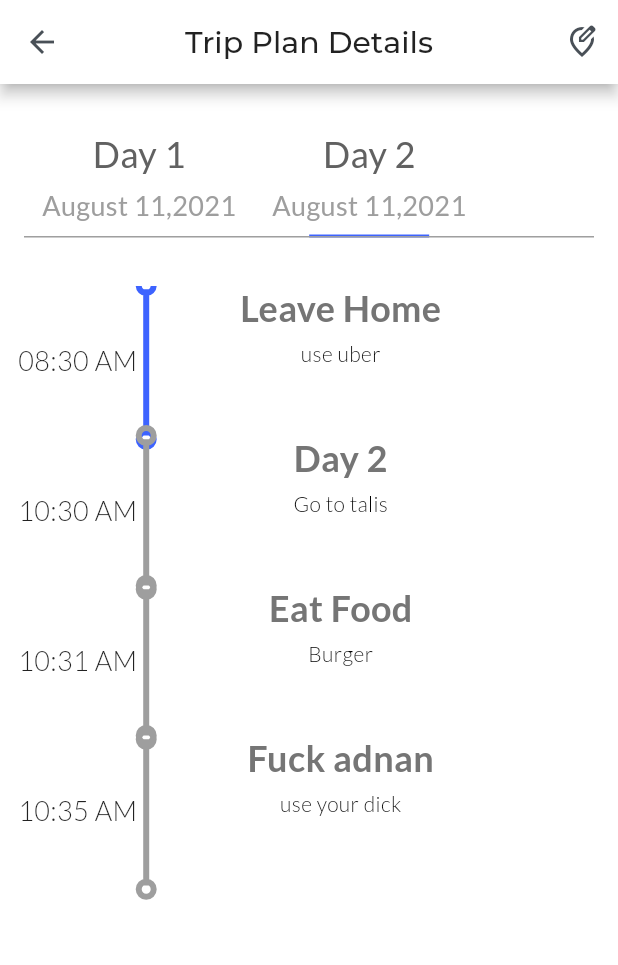
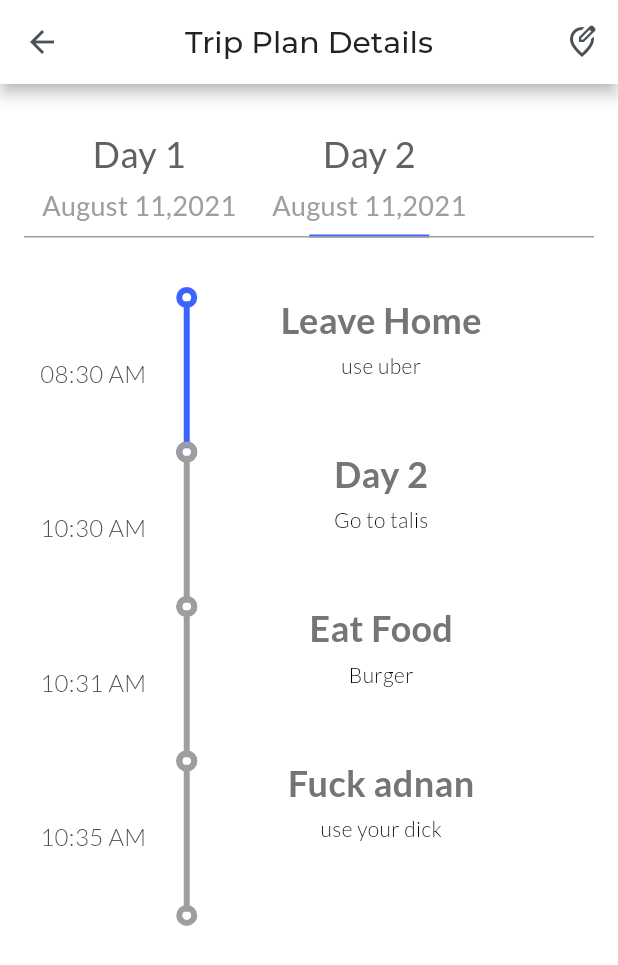
Before and after one commit to Nitro963/TripPal, a Flutter app: the TripPlan screen opened directly, swiped to page 2, on a phone screen of 412 x 824 dp. Shown: the top 965 px of the screen. Run offline on Flutter 3.47's test engine with Material 2 defaults, Android fonts, the phone set to English and light mode, and no system bars; our stand-ins replace animated_text_kit, cached_network_image, charts_flutter, dio, fancy_shimmer_image, flutter_slidable and 14 more; missing offline and left inert: overflow_view; accounts and stored records are empty; project files that could hold a hidden picture were left out.

Commit message:
Modify Trip planning screen

```diff
--- a/lib/screens/planing/trip/trip.dart
+++ b/lib/screens/planing/trip/trip.dart
@@ -1,28 +1,16 @@
-// TODO either migrate the library to null safety or use other solutions
-// import 'package:auto_size_text/auto_size_text.dart';
 import 'package:flutter/material.dart';
 import 'package:get/get.dart';
 import 'package:intl/intl.dart' as intl;
-import 'package:cron/cron.dart';
+import 'package:trip_pal_null_safe/controllers/trip_planning_controller.dart';
 import 'package:trip_pal_null_safe/models/activities.dart';
 import 'package:trip_pal_null_safe/utilities/size_config.dart';
 import '../../../dummy_data.dart';
 import 'trip_plan_pages_indecators.dart';
 
-// TODO never make an observable datetime. Convert to GetView and user the same logic in HotelSearchPage
-class TripPlan extends StatelessWidget {
-  final RxInt selectedIndex = 0.obs;
-  final PageController controller = PageController();
-  final Rx<DateTime> time = DateTime.now().obs;
-
+class TripPlan extends GetView<TripPlanningController> {
   @override
   Widget build(BuildContext context) {
-    // What the hell is this?!
-    //Toggle Time Event for the date Every 5 minutes
-    final cron = Cron()
-      ..schedule(Schedule.parse('*/5 * * * *'), () async {
-        time.value = DateTime.now();
-      });
+    MySize.init(context);
     return Scaffold(
       appBar: AppBar(
         title: Text("Trip Plan Details"),
@@ -40,61 +28,45 @@ class TripPlan extends StatelessWidget {
           children: [
             Padding(
               padding: const EdgeInsets.fromLTRB(16, 32, 16, 32),
-              child: Obx(() => PagesIndicators(
-                    controller: controller,
-                    index: selectedIndex.value,
+              child: PagesIndicators(
+                index: controller.selectedIndex.value,
                 days: days,
-                  )),
+              ),
             ),
             SingleChildScrollView(
               child: SizedBox(
                   width: double.infinity,
                   height: 800,
-                child: Obx(
-                  () => PageView(
-                    controller: controller,
+                  child: PageView.builder(
+                      controller: controller.pageController,
                       physics: BouncingScrollPhysics(),
+                      itemCount: days.length,
                       onPageChanged: (index) {
-                      selectedIndex.value = index;
+                        controller.selectedIndex.value = index;
                       },
-                    children: [
-                      // WHY WHY WHY
-                      // Use Page builder :)
-                      ListView.builder(
-                          itemCount: days[selectedIndex.value].activates.length,
+                      itemBuilder: (context, pageIndex) {
+                        return ListView.builder(
+                            itemCount: days[pageIndex].activates.length,
                             itemBuilder: (context, index) {
                               return Padding(
                                 padding: index == 0
                                     ? const EdgeInsets.only(top: 8)
                                     : const EdgeInsets.only(top: 2.5),
                                 child: CustomStepper(
-                                  plan: days[selectedIndex.value]
+                                  plan: days[controller.selectedIndex.value]
                                       .activates[index],
-                                  lineColor: days[selectedIndex.value]
+                                  lineColor:
+                                      days[controller.selectedIndex.value]
                                               .activates[index]
                                               .time
-                                          .isBefore(time.value)
+                                              .isBefore(controller.time.value)
                                           ? Get.theme.primaryColor
-                                      : Colors.grey),
+                                          : Colors.grey,
+                                  size: Size(double.infinity, MySize.size100),
+                                ),
                               );
-                          }),
-                      ListView.builder(
-                          itemCount: days[selectedIndex.value].activates.length,
-                          itemBuilder: (context, index) {
-                            return CustomStepper(
-                                plan:
-                                    days[selectedIndex.value].activates[index],
-                                lineColor: days[selectedIndex.value]
-                                        .activates[index]
-                                        .time
-                                        .isBefore(time.value)
-                                    ? Get.theme.primaryColor
-                                    : Colors.grey);
-                          }),
-                    ],
-                  ),
-                ),
-              ),
+                            });
+                      })),
             ),
           ],
         ),
@@ -106,28 +78,33 @@ class TripPlan extends StatelessWidget {
 // Bad implantation!
 class CustomStepper extends StatelessWidget {
   final Activity plan;
-  final Size size;
+  late final Size size;
   final Color lineColor;
+
   CustomStepper(
-      {required this.plan,
-      this.lineColor = Colors.grey,
-      this.size = const Size(100, 100)});
+      {required this.plan, this.lineColor = Colors.grey, required this.size});
   @override
   Widget build(BuildContext context) {
     MySize.init(context);
-    return Padding(
+    return SizedBox(
+      height: size.height,
+      child: Padding(
         padding: const EdgeInsets.symmetric(horizontal: 12.0),
         child: Row(
           children: [
-          Text(intl.DateFormat("hh:mm a").format(plan.time),
-              maxLines: 2,
+            SizedBox(
+              width: MySize.size100,
+              child: Text(intl.DateFormat("hh:mm a").format(plan.time),
+                  maxLines: 1,
                   textAlign: TextAlign.center,
                   style: TextStyle(
-                fontSize: 18,
+                    fontSize: 16,
+                    color: Get.theme.accentColor,
                     fontWeight: FontWeight.w300,
                   )),
+            ),
             Padding(
-            padding: const EdgeInsets.only(left: 6, right: 12.0),
+              padding: const EdgeInsets.only(left: 12, right: 12.0),
               child: CustomPaint(
                 painter: LinePainter(progress: 100.0, color: lineColor),
                 size: Size(2, size.height),
@@ -135,7 +112,6 @@ class CustomStepper extends StatelessWidget {
             ),
             SizedBox(
               width: MySize.getScaledSizeWidth(220),
-            height: size.height,
               child: Column(
                 mainAxisAlignment: MainAxisAlignment.start,
                 children: [
@@ -155,6 +131,7 @@ class CustomStepper extends StatelessWidget {
               ),
             )
           ],
+        ),
       ),
     );
   }
```
Lines whose indentation alone changed are shown as unchanged.
